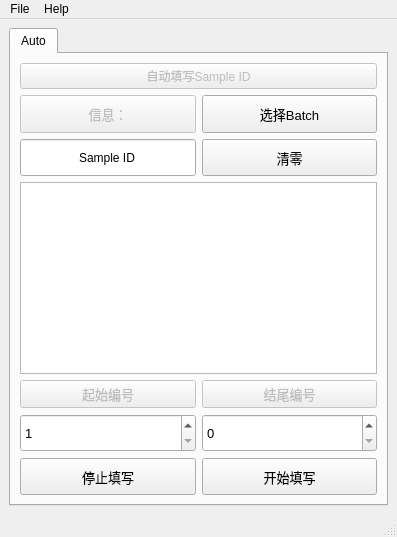
Qt form pyqt5_test/Organic_Operate.ui (chen-huai/work) before a commit.
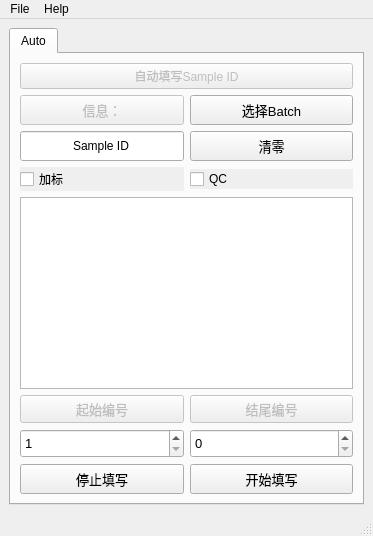
The same form after that commit. Icons and pictures are not drawn.

Commit message: 增加有机自动填写操作，样品加QC和加标

Diff of the .ui file:
```diff
--- a/pyqt5_test/Organic_Operate.ui
+++ b/pyqt5_test/Organic_Operate.ui
@@ -6,8 +6,8 @@
    <rect>
     <x>0</x>
     <y>0</y>
-    <width>397</width>
-    <height>537</height>
+    <width>373</width>
+    <height>536</height>
    </rect>
   </property>
   <property name="windowTitle">
@@ -32,12 +32,42 @@
         <string>Auto</string>
        </attribute>
        <layout class="QGridLayout" name="gridLayout">
-        <item row="1" column="0">
-         <widget class="QPushButton" name="pushButton_6">
+        <item row="5" column="1">
+         <widget class="QPushButton" name="pushButton_5">
           <property name="enabled">
            <bool>false</bool>
           </property>
           <property name="sizePolicy">
+           <sizepolicy hsizetype="Expanding" vsizetype="Fixed">
+            <horstretch>0</horstretch>
+            <verstretch>0</verstretch>
+           </sizepolicy>
+          </property>
+          <property name="font">
+           <font>
+            <pointsize>10</pointsize>
+           </font>
+          </property>
+          <property name="text">
+           <string>结尾编号</string>
+          </property>
+         </widget>
+        </item>
+        <item row="4" column="0" colspan="2">
+         <widget class="QTextBrowser" name="textBrowser">
+          <property name="font">
+           <font>
+            <pointsize>10</pointsize>
+           </font>
+          </property>
+          <property name="statusTip">
+           <string>消息提示</string>
+          </property>
+         </widget>
+        </item>
+        <item row="6" column="0">
+         <widget class="QSpinBox" name="spinBox">
+          <property name="sizePolicy">
            <sizepolicy hsizetype="Expanding" vsizetype="Expanding">
             <horstretch>0</horstretch>
             <verstretch>0</verstretch>
@@ -48,8 +78,48 @@
             <pointsize>10</pointsize>
            </font>
           </property>
+          <property name="statusTip">
+           <string>起始编号</string>
+          </property>
+          <property name="minimum">
+           <number>1</number>
+          </property>
+          <property name="maximum">
+           <number>999999999</number>
+          </property>
+         </widget>
+        </item>
+        <item row="0" column="0" colspan="2">
+         <widget class="QPushButton" name="pushButton_7">
+          <property name="enabled">
+           <bool>false</bool>
+          </property>
           <property name="text">
-           <string>信息：</string>
+           <string>自动填写Sample ID</string>
+          </property>
+         </widget>
+        </item>
+        <item row="2" column="1">
+         <widget class="QPushButton" name="pushButton_4">
+          <property name="enabled">
+           <bool>true</bool>
+          </property>
+          <property name="sizePolicy">
+           <sizepolicy hsizetype="Expanding" vsizetype="Expanding">
+            <horstretch>0</horstretch>
+            <verstretch>0</verstretch>
+           </sizepolicy>
+          </property>
+          <property name="font">
+           <font>
+            <pointsize>10</pointsize>
+           </font>
+          </property>
+          <property name="statusTip">
+           <string>清除内容</string>
+          </property>
+          <property name="text">
+           <string>清零</string>
           </property>
          </widget>
         </item>
@@ -96,154 +166,7 @@
           </property>
          </widget>
         </item>
-        <item row="2" column="1">
-         <widget class="QPushButton" name="pushButton_4">
-          <property name="enabled">
-           <bool>true</bool>
-          </property>
-          <property name="sizePolicy">
-           <sizepolicy hsizetype="Expanding" vsizetype="Expanding">
-            <horstretch>0</horstretch>
-            <verstretch>0</verstretch>
-           </sizepolicy>
-          </property>
-          <property name="font">
-           <font>
-            <pointsize>10</pointsize>
-           </font>
-          </property>
-          <property name="statusTip">
-           <string>清除内容</string>
-          </property>
-          <property name="text">
-           <string>清零</string>
-          </property>
-         </widget>
-        </item>
-        <item row="3" column="0" colspan="2">
-         <widget class="QTextBrowser" name="textBrowser">
-          <property name="font">
-           <font>
-            <pointsize>10</pointsize>
-           </font>
-          </property>
-          <property name="statusTip">
-           <string>消息提示</string>
-          </property>
-         </widget>
-        </item>
-        <item row="4" column="0">
-         <widget class="QPushButton" name="pushButton_8">
-          <property name="enabled">
-           <bool>false</bool>
-          </property>
-          <property name="sizePolicy">
-           <sizepolicy hsizetype="Expanding" vsizetype="Fixed">
-            <horstretch>0</horstretch>
-            <verstretch>0</verstretch>
-           </sizepolicy>
-          </property>
-          <property name="font">
-           <font>
-            <pointsize>10</pointsize>
-           </font>
-          </property>
-          <property name="statusTip">
-           <string/>
-          </property>
-          <property name="text">
-           <string>起始编号</string>
-          </property>
-         </widget>
-        </item>
-        <item row="4" column="1">
-         <widget class="QPushButton" name="pushButton_5">
-          <property name="enabled">
-           <bool>false</bool>
-          </property>
-          <property name="sizePolicy">
-           <sizepolicy hsizetype="Expanding" vsizetype="Fixed">
-            <horstretch>0</horstretch>
-            <verstretch>0</verstretch>
-           </sizepolicy>
-          </property>
-          <property name="font">
-           <font>
-            <pointsize>10</pointsize>
-           </font>
-          </property>
-          <property name="text">
-           <string>结尾编号</string>
-          </property>
-         </widget>
-        </item>
-        <item row="5" column="0">
-         <widget class="QSpinBox" name="spinBox">
-          <property name="sizePolicy">
-           <sizepolicy hsizetype="Expanding" vsizetype="Expanding">
-            <horstretch>0</horstretch>
-            <verstretch>0</verstretch>
-           </sizepolicy>
-          </property>
-          <property name="font">
-           <font>
-            <pointsize>10</pointsize>
-           </font>
-          </property>
-          <property name="statusTip">
-           <string>起始编号</string>
-          </property>
-          <property name="minimum">
-           <number>1</number>
-          </property>
-          <property name="maximum">
-           <number>999999999</number>
-          </property>
-         </widget>
-        </item>
-        <item row="5" column="1">
-         <widget class="QSpinBox" name="spinBox_2">
-          <property name="sizePolicy">
-           <sizepolicy hsizetype="Expanding" vsizetype="Expanding">
-            <horstretch>0</horstretch>
-            <verstretch>0</verstretch>
-           </sizepolicy>
-          </property>
-          <property name="font">
-           <font>
-            <pointsize>10</pointsize>
-           </font>
-          </property>
-          <property name="statusTip">
-           <string>结尾编号，0默认表示该单号最后一个</string>
-          </property>
-          <property name="maximum">
-           <number>999999999</number>
-          </property>
-         </widget>
-        </item>
-        <item row="6" column="0">
-         <widget class="QPushButton" name="pushButton_3">
-          <property name="sizePolicy">
-           <sizepolicy hsizetype="Expanding" vsizetype="Expanding">
-            <horstretch>0</horstretch>
-            <verstretch>0</verstretch>
-           </sizepolicy>
-          </property>
-          <property name="font">
-           <font>
-            <pointsize>10</pointsize>
-           </font>
-          </property>
-          <property name="statusTip">
-           <string>停止填写</string>
-          </property>
-          <property name="text">
-           <string>停止填写</string>
-          </property>
-         </widget>
-        </item>
-        <item row="6" column="1">
+        <item row="7" column="1">
          <widget class="QPushButton" name="pushButton_2">
           <property name="sizePolicy">
            <sizepolicy hsizetype="Expanding" vsizetype="Expanding">
@@ -264,13 +187,119 @@
           </property>
          </widget>
         </item>
-        <item row="0" column="0" colspan="2">
-         <widget class="QPushButton" name="pushButton_7">
+        <item row="3" column="1">
+         <widget class="QCheckBox" name="checkBox_2">
+          <property name="statusTip">
+           <string>每20个样品添加一个QC</string>
+          </property>
+          <property name="autoFillBackground">
+           <bool>true</bool>
+          </property>
+          <property name="text">
+           <string>QC</string>
+          </property>
+         </widget>
+        </item>
+        <item row="6" column="1">
+         <widget class="QSpinBox" name="spinBox_2">
+          <property name="sizePolicy">
+           <sizepolicy hsizetype="Expanding" vsizetype="Expanding">
+            <horstretch>0</horstretch>
+            <verstretch>0</verstretch>
+           </sizepolicy>
+          </property>
+          <property name="font">
+           <font>
+            <pointsize>10</pointsize>
+           </font>
+          </property>
+          <property name="statusTip">
+           <string>结尾编号，0默认表示该单号最后一个</string>
+          </property>
+          <property name="maximum">
+           <number>999999999</number>
+          </property>
+         </widget>
+        </item>
+        <item row="3" column="0">
+         <widget class="QCheckBox" name="checkBox">
+          <property name="statusTip">
+           <string>在整张Batch后，重新添加加标的样品编号</string>
+          </property>
+          <property name="layoutDirection">
+           <enum>Qt::LeftToRight</enum>
+          </property>
+          <property name="autoFillBackground">
+           <bool>true</bool>
+          </property>
+          <property name="text">
+           <string>加标</string>
+          </property>
+         </widget>
+        </item>
+        <item row="1" column="0">
+         <widget class="QPushButton" name="pushButton_6">
           <property name="enabled">
            <bool>false</bool>
           </property>
+          <property name="sizePolicy">
+           <sizepolicy hsizetype="Expanding" vsizetype="Expanding">
+            <horstretch>0</horstretch>
+            <verstretch>0</verstretch>
+           </sizepolicy>
+          </property>
+          <property name="font">
+           <font>
+            <pointsize>10</pointsize>
+           </font>
+          </property>
           <property name="text">
-           <string>自动填写Sample ID</string>
+           <string>信息：</string>
+          </property>
+         </widget>
+        </item>
+        <item row="7" column="0">
+         <widget class="QPushButton" name="pushButton_3">
+          <property name="sizePolicy">
+           <sizepolicy hsizetype="Expanding" vsizetype="Expanding">
+            <horstretch>0</horstretch>
+            <verstretch>0</verstretch>
+           </sizepolicy>
+          </property>
+          <property name="font">
+           <font>
+            <pointsize>10</pointsize>
+           </font>
+          </property>
+          <property name="statusTip">
+           <string>停止填写</string>
+          </property>
+          <property name="text">
+           <string>停止填写</string>
+          </property>
+         </widget>
+        </item>
+        <item row="5" column="0">
+         <widget class="QPushButton" name="pushButton_8">
+          <property name="enabled">
+           <bool>false</bool>
+          </property>
+          <property name="sizePolicy">
+           <sizepolicy hsizetype="Expanding" vsizetype="Fixed">
+            <horstretch>0</horstretch>
+            <verstretch>0</verstretch>
+           </sizepolicy>
+          </property>
+          <property name="font">
+           <font>
+            <pointsize>10</pointsize>
+           </font>
+          </property>
+          <property name="statusTip">
+           <string/>
+          </property>
+          <property name="text">
+           <string>起始编号</string>
           </property>
          </widget>
         </item>
@@ -285,8 +314,8 @@
     <rect>
      <x>0</x>
      <y>0</y>
-     <width>397</width>
-     <height>22</height>
+     <width>373</width>
+     <height>23</height>
     </rect>
    </property>
    <widget class="QMenu" name="menuFile">
```
